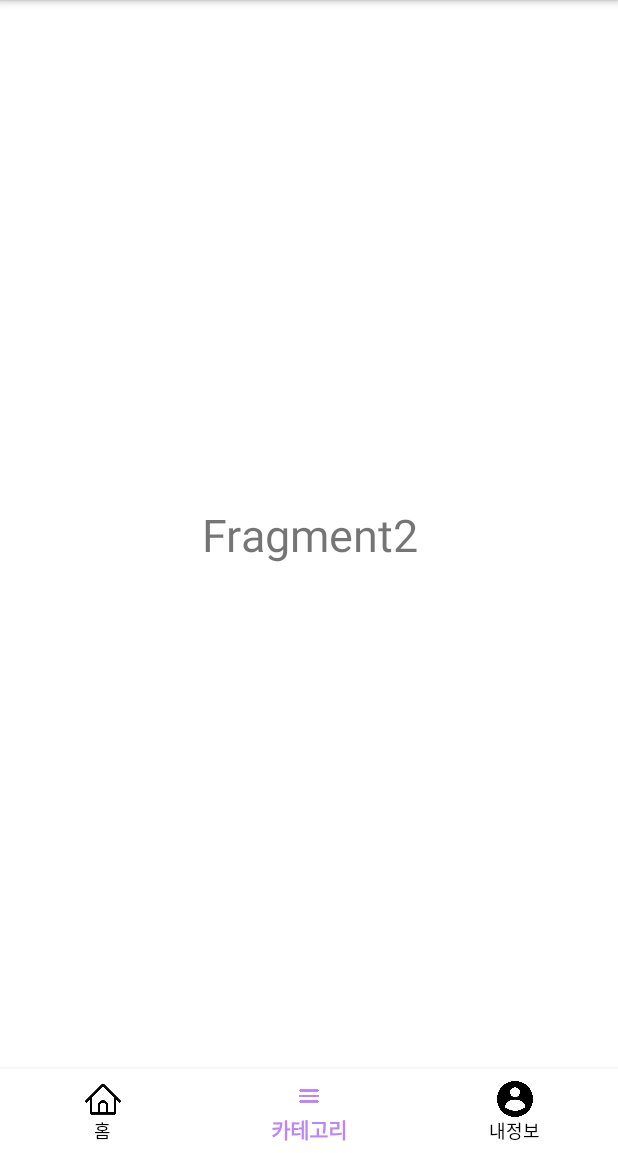
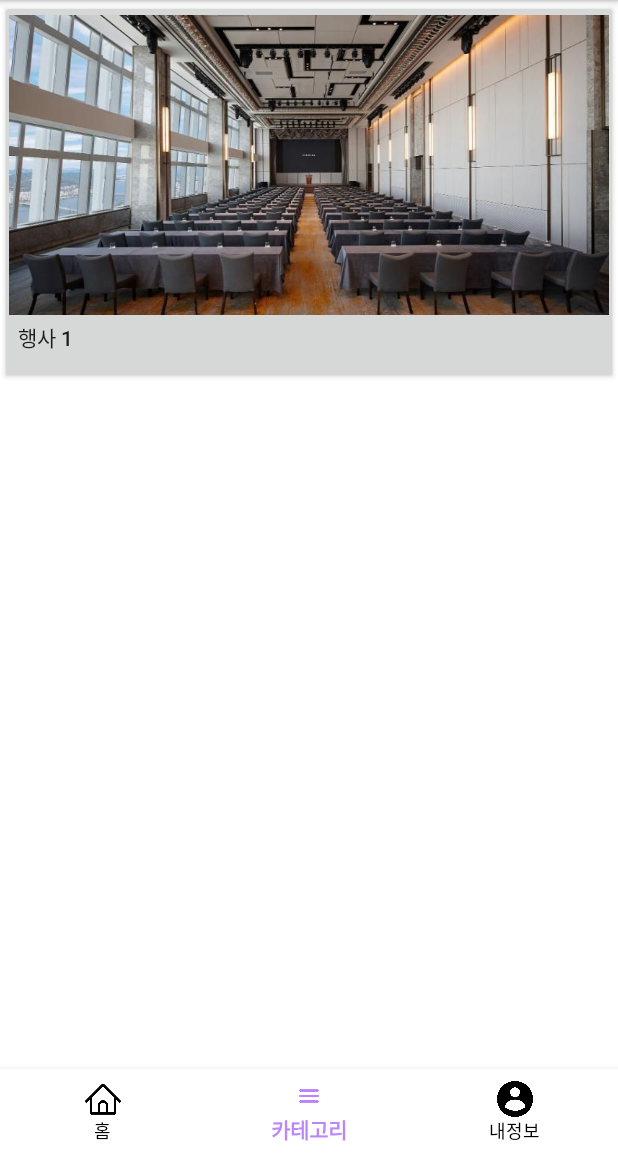
Before and after one commit to deliciousqoo/2022-JongP-TeamProject, an Android app: the screen it shows after launch (MainActivity), item 2 of the bottom bar chosen, on a phone screen of 412 x 824 dp, the part 83-1236 px from its top. Run offline under Robolectric (Android 15) with nearby library versions, the phone set to English and light mode, and no system bars; libraries missing offline, so code that uses them is left out: androidx.test.core; 2 statements that could not run were skipped.

Commit message:
fragment2에 버튼 추가

```diff
--- a/kotlin-project/app/build.gradle
+++ b/kotlin-project/app/build.gradle
@@ -47,6 +47,7 @@ dependencies {
     implementation 'androidx.constraintlayout:constraintlayout:2.1.4'
     implementation 'com.android.car.ui:car-ui-lib:2.3.0'
     implementation 'com.google.android.gms:play-services-ads-lite:21.2.0'
+    implementation 'androidx.test:core-ktx:1.4.0'
     testImplementation 'junit:junit:4.13.2'
     androidTestImplementation 'androidx.test.ext:junit:1.1.3'
     androidTestImplementation 'androidx.test.espresso:espresso-core:3.4.0'
--- a/kotlin-project/app/src/main/java/com/example/test10/Fragment2.kt
+++ b/kotlin-project/app/src/main/java/com/example/test10/Fragment2.kt
@@ -1,19 +1,26 @@
 package com.example.test10
 
+import android.content.Context
 import android.os.Bundle
-import androidx.fragment.app.Fragment
+import android.util.Log
 import android.view.LayoutInflater
 import android.view.View
 import android.view.ViewGroup
-import androidx.recyclerview.widget.RecyclerView
+import android.widget.Button
+import android.widget.Toast
+import androidx.fragment.app.Fragment
+import androidx.test.core.app.ApplicationProvider
+import androidx.test.core.app.ApplicationProvider.getApplicationContext
+import kotlinx.android.synthetic.main.fragment_2.*
+
 
 class Fragment2 : Fragment(), MainActivity.onBackPressedListener {
+
+    lateinit var mainActivity: MainActivity
 
     override fun onCreate(savedInstanceState: Bundle?) {
         super.onCreate(savedInstanceState)
 
-        arguments?.let {
-        }
     }
 
     override fun onCreateView(
@@ -21,13 +28,25 @@ class Fragment2 : Fragment(), MainActivity.onBackPressedListener {
         savedInstanceState: Bundle?
     ): View? {
         // Inflate the layout for this fragment
+
         return inflater.inflate(R.layout.fragment_2, container, false)
     }
 
+    override fun onViewCreated(view: View, savedInstanceState: Bundle?) {
+        super.onViewCreated(view, savedInstanceState)
+
+        val btn1 = view.findViewById<Button>(R.id.btn1)
+
+        btn1.setOnClickListener {
+            Toast.makeText(requireContext(), "행사 1", Toast.LENGTH_SHORT).show()
+        }
+    }
 
     override fun onBackPressed() {
 
         requireActivity().supportFragmentManager.beginTransaction().remove(this).commit()
         //requireActivity().supportFragmentManager.popBackStack()
     }
+
+
 }
--- /dev/null
+++ b/kotlin-project/app/src/main/res/drawable/grand.xml
@@ -0,0 +1,7 @@
+<?xml version="1.0" encoding="utf-8"?>
+<layer-list xmlns:android="http://schemas.android.com/apk/res/android">
+    <item
+        android:drawable="@drawable/d768"
+        android:width="400dp"
+        android:height="200dp"/>
+</layer-list>
--- a/kotlin-project/app/src/main/res/layout/fragment_2.xml
+++ b/kotlin-project/app/src/main/res/layout/fragment_2.xml
@@ -26,13 +26,23 @@
         android:layout_marginVertical="55.5dp"
         android:orientation="vertical">
 
+        <Button
+            android:id="@+id/btn1"
+            android:layout_width="match_parent"
+            android:layout_height="256dp"
+            android:adjustViewBounds="true"
+            android:drawableTop="@drawable/grand"
+            android:drawablePadding="4dp"
+            android:scaleType="fitCenter"
+            android:gravity="left"
+            android:text="행사 1" />
+
         <TextView
             android:layout_width="match_parent"
             android:layout_height="match_parent"
-            android:text="Fragment2"
             android:gravity="center"
-            android:textSize="30dp"
-            />
+            android:text=" "
+            android:textSize="30dp" />
 
     </LinearLayout>
 </FrameLayout>
```
Also changed, not shown: kotlin-project/app/src/main/res/drawable/768.png (added), kotlin-project/app/src/main/res/drawable/d768.png (added), 3 other files.
